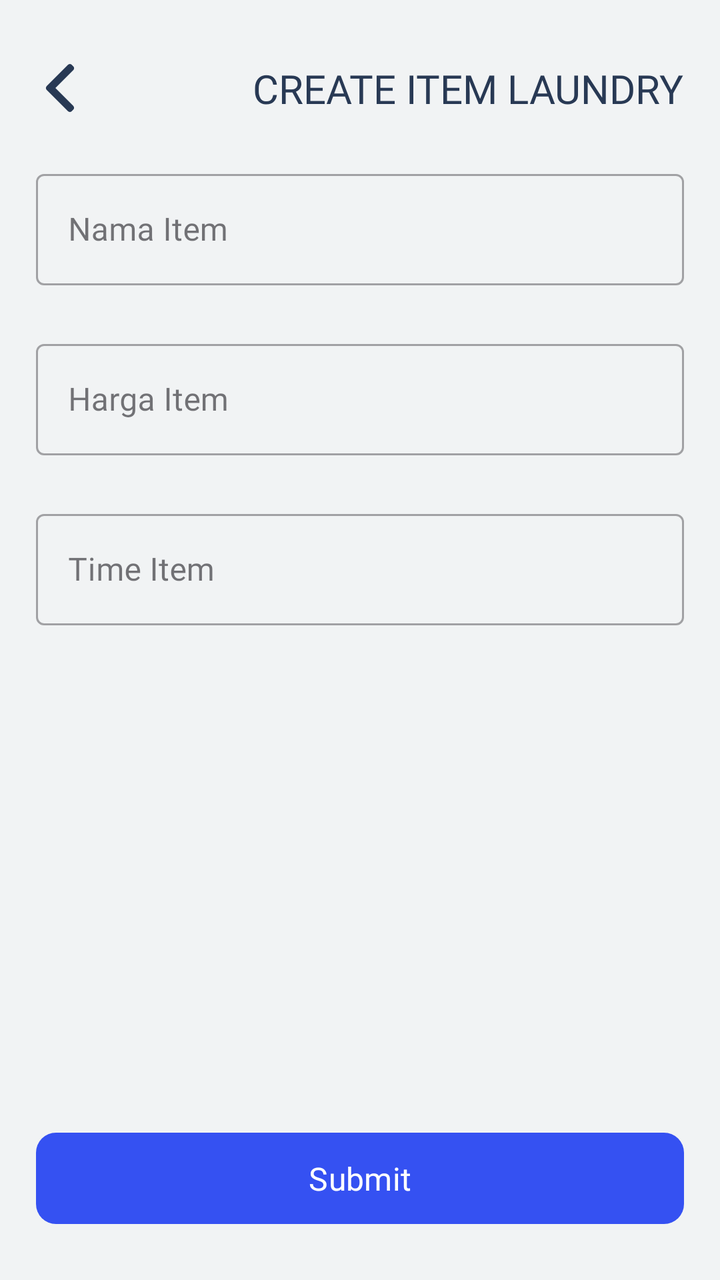
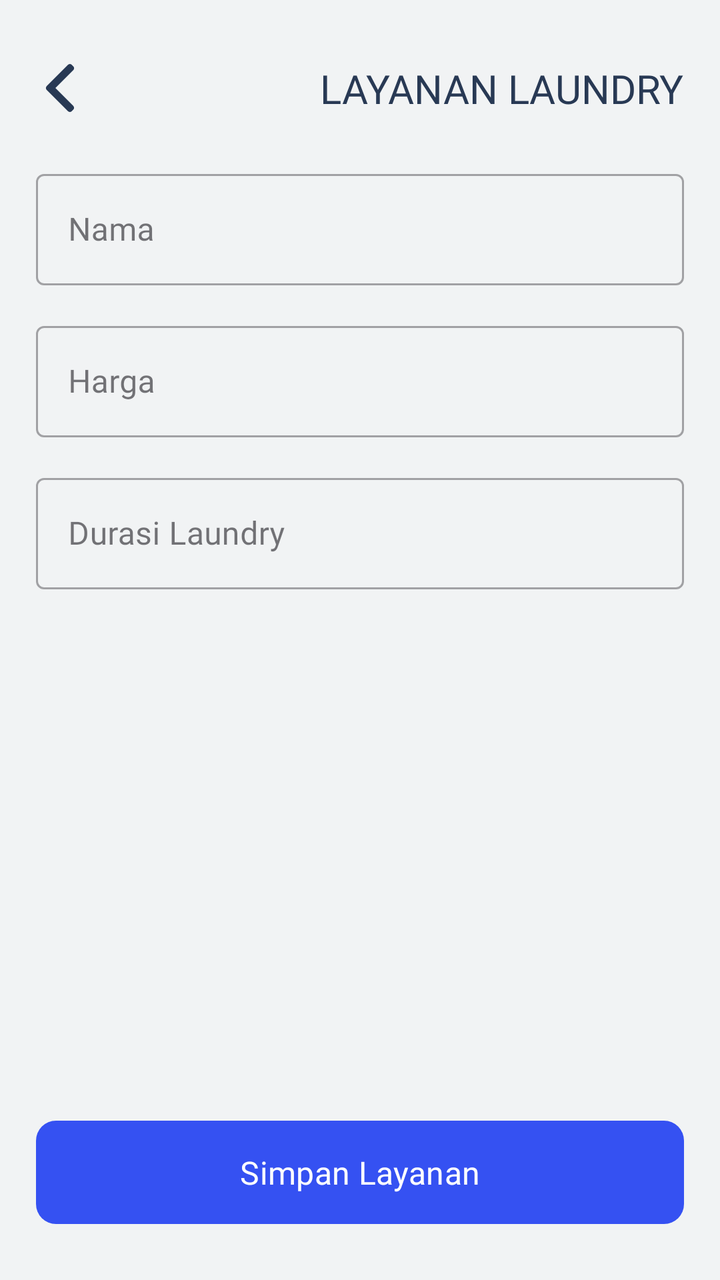

Compare the two renders of this Android layout. The source of the first and the diff that turns it into the second are given below.
<!-- AndroidManifest.xml: application theme Theme.BAGUSLAUNDRY -->
<!-- res/layout/kurir_fragment_create_item_laundry.xml -->
<?xml version="1.0" encoding="utf-8"?>
<androidx.constraintlayout.widget.ConstraintLayout
    xmlns:android="http://schemas.android.com/apk/res/android"
    xmlns:tools="http://schemas.android.com/tools"
    xmlns:app="http://schemas.android.com/apk/res-auto"
    android:layout_width="match_parent"
    android:layout_height="match_parent"
    android:background="@color/background"
    tools:context=".ui.user.CreateItemLaundryFragment">

    <androidx.constraintlayout.widget.Guideline
        android:id="@+id/guidelineTop"
        android:layout_width="match_parent"
        android:layout_height="match_parent"
        android:orientation="horizontal"
        app:layout_constraintGuide_percent="0.05" />

    <androidx.constraintlayout.widget.Guideline
        android:id="@+id/guidelineLeft"
        android:layout_width="match_parent"
        android:layout_height="match_parent"
        android:orientation="vertical"
        app:layout_constraintGuide_percent="0.05" />

    <androidx.constraintlayout.widget.Guideline
        android:id="@+id/guidelineRight"
        android:layout_width="match_parent"
        android:layout_height="match_parent"
        android:orientation="vertical"
        app:layout_constraintGuide_percent="0.95" />

    <ImageView
        android:id="@+id/arrowBack"
        android:layout_width="24dp"
        android:layout_height="24dp"
        android:contentDescription="Back arrow"
        android:src="@drawable/back"
        app:layout_constraintStart_toStartOf="@+id/guidelineLeft"
        app:layout_constraintTop_toTopOf="@+id/guidelineTop"
        app:tint="@color/blue900" />

    <TextView
        android:id="@+id/textHeaderBold"
        android:layout_width="wrap_content"
        android:layout_height="wrap_content"
        android:fontFamily="@font/inter_semibold"
        android:text="Create Item Laundry"
        android:textAllCaps="true"
        android:textColor="@color/blue900"
        android:textSize="20sp"
        app:layout_constraintTop_toTopOf="@id/arrowBack"
        app:layout_constraintBottom_toBottomOf="@id/arrowBack"
        app:layout_constraintEnd_toStartOf="@+id/guidelineRight"
        tools:layout_editor_absoluteY="30dp" />

    <com.google.android.material.textfield.TextInputLayout
        android:id="@+id/inputLayoutNamaItem"
        style="@style/Widget.MaterialComponents.TextInputLayout.OutlinedBox"
        android:layout_width="0dp"
        android:layout_height="wrap_content"
        android:layout_marginTop="24dp"
        app:layout_constraintEnd_toEndOf="@+id/guidelineRight"
        app:layout_constraintStart_toStartOf="@+id/guidelineLeft"
        app:layout_constraintTop_toBottomOf="@+id/textHeaderBold">

        <com.google.android.material.textfield.TextInputEditText
            android:id="@+id/inputNamaItem"
            android:layout_width="match_parent"
            android:layout_height="wrap_content"
            android:fontFamily="@font/inter_medium"
            android:hint="Nama Item"
            android:inputType="textPersonName"
            android:textColor="@color/black" />
    </com.google.android.material.textfield.TextInputLayout>

    <com.google.android.material.textfield.TextInputLayout
        android:id="@+id/inputLayoutHargaItem"
        style="@style/Widget.MaterialComponents.TextInputLayout.OutlinedBox"
        android:layout_width="0dp"
        android:layout_height="wrap_content"
        android:layout_marginTop="24dp"
        app:layout_constraintEnd_toEndOf="@+id/guidelineRight"
        app:layout_constraintStart_toStartOf="@+id/guidelineLeft"
        app:layout_constraintTop_toBottomOf="@+id/inputLayoutNamaItem">

        <com.google.android.material.textfield.TextInputEditText
            android:id="@+id/inputHargaItem"
            android:layout_width="match_parent"
            android:layout_height="wrap_content"
            android:fontFamily="@font/inter_medium"
            android:hint="Harga Item"
            android:inputType="numberDecimal"
            android:textColor="@color/black" />
    </com.google.android.material.textfield.TextInputLayout>

    <com.google.android.material.textfield.TextInputLayout
        android:id="@+id/inputLayoutTimeItem"
        style="@style/Widget.MaterialComponents.TextInputLayout.OutlinedBox"
        android:layout_width="0dp"
        android:layout_height="wrap_content"
        android:layout_marginTop="24dp"
        app:layout_constraintEnd_toEndOf="@+id/guidelineRight"
        app:layout_constraintStart_toStartOf="@+id/guidelineLeft"
        app:layout_constraintTop_toBottomOf="@+id/inputLayoutHargaItem">

        <com.google.android.material.textfield.TextInputEditText
            android:id="@+id/inputTimeItem"
            android:layout_width="match_parent"
            android:layout_height="wrap_content"
            android:fontFamily="@font/inter_medium"
            android:hint="Time Item"
            android:inputType="textPersonName"
            android:textColor="@color/black" />
    </com.google.android.material.textfield.TextInputLayout>

    <com.google.android.material.button.MaterialButton
        android:id="@+id/btnSubmit"
        android:layout_width="0dp"
        android:layout_height="wrap_content"
        android:layout_marginTop="32dp"
        android:text="Submit"
        android:textColor="@color/white"
        app:backgroundTint="@color/primary"
        app:cornerRadius="10dp"
        android:paddingVertical="12dp"
        android:fontFamily="@font/inter_medium"
        android:textSize="16sp"
        android:layout_marginBottom="24dp"
        app:layout_constraintBottom_toBottomOf="parent"
        app:layout_constraintEnd_toStartOf="@+id/guidelineRight"
        app:layout_constraintStart_toStartOf="@+id/guidelineLeft" />

    <com.google.android.material.progressindicator.CircularProgressIndicator
        android:id="@+id/progresBar"
        android:layout_width="wrap_content"
        android:layout_height="wrap_content"
        android:indeterminate="true"
        android:visibility="gone"
        app:layout_constraintBottom_toBottomOf="parent"
        app:layout_constraintEnd_toEndOf="parent"
        app:layout_constraintStart_toStartOf="parent"
        app:layout_constraintTop_toTopOf="parent" />

</androidx.constraintlayout.widget.ConstraintLayout>
<!-- resources referenced by this layout -->
<resources>
  <color name="background">#F1F3F4</color>
  <color name="black">#FF000000</color>
  <color name="blue900">#283954</color>
  <color name="primary">#3551F2</color>
  <color name="white">#FFFFFF</color>
  <!-- drawable back (drawable) -->
  <vector xmlns:android="http://schemas.android.com/apk/res/android"
      android:width="512dp"
      android:height="512dp"
      android:viewportWidth="492"
      android:viewportHeight="492">
    <path
        android:pathData="M198.61,246.1 L382.66,62.04c5.07,-5.06 7.86,-11.82 7.86,-19.02 0,-7.21 -2.79,-13.97 -7.86,-19.03l-16.13,-16.12C361.48,2.79 354.71,0 347.5,0s-13.96,2.79 -19.03,7.86L109.33,227.01c-5.08,5.08 -7.87,11.87 -7.85,19.08 -0.02,7.25 2.76,14.03 7.85,19.11l218.94,218.93c5.06,5.07 11.82,7.86 19.03,7.86 7.21,0 13.96,-2.79 19.03,-7.86l16.12,-16.12c10.49,-10.49 10.49,-27.57 0,-38.06L198.61,246.1z"
        android:fillColor="#283954"/>
  </vector>
  <style name="Theme.BAGUSLAUNDRY" parent="Base.Theme.BAGUSLAUNDRY" />
  <style name="Base.Theme.BAGUSLAUNDRY" parent="Theme.Material3.Light.NoActionBar">
          
          <item name="colorPrimary">@color/primary</item>
           <item name="colorAccent">@color/secondary</item>
      </style>
  <color name="secondary">#536AF4</color>
</resources>

<!-- the commit's change to res/layout/kurir_fragment_create_item_laundry.xml (unified diff, before → after) -->
@@ -44,7 +44,7 @@
         android:layout_width="wrap_content"
         android:layout_height="wrap_content"
         android:fontFamily="@font/inter_semibold"
-        android:text="Create Item Laundry"
+        android:text="Layanan Laundry"
         android:textAllCaps="true"
         android:textColor="@color/blue900"
         android:textSize="20sp"
@@ -68,7 +68,7 @@
             android:layout_width="match_parent"
             android:layout_height="wrap_content"
             android:fontFamily="@font/inter_medium"
-            android:hint="Nama Item"
+            android:hint="Nama"
             android:inputType="textPersonName"
             android:textColor="@color/black" />
     </com.google.android.material.textfield.TextInputLayout>
@@ -78,7 +78,7 @@
         style="@style/Widget.MaterialComponents.TextInputLayout.OutlinedBox"
         android:layout_width="0dp"
         android:layout_height="wrap_content"
-        android:layout_marginTop="24dp"
+        android:layout_marginTop="15dp"
         app:layout_constraintEnd_toEndOf="@+id/guidelineRight"
         app:layout_constraintStart_toStartOf="@+id/guidelineLeft"
         app:layout_constraintTop_toBottomOf="@+id/inputLayoutNamaItem">
@@ -88,7 +88,7 @@
             android:layout_width="match_parent"
             android:layout_height="wrap_content"
             android:fontFamily="@font/inter_medium"
-            android:hint="Harga Item"
+            android:hint="Harga"
             android:inputType="numberDecimal"
             android:textColor="@color/black" />
     </com.google.android.material.textfield.TextInputLayout>
@@ -98,7 +98,7 @@
         style="@style/Widget.MaterialComponents.TextInputLayout.OutlinedBox"
         android:layout_width="0dp"
         android:layout_height="wrap_content"
-        android:layout_marginTop="24dp"
+        android:layout_marginTop="15dp"
         app:layout_constraintEnd_toEndOf="@+id/guidelineRight"
         app:layout_constraintStart_toStartOf="@+id/guidelineLeft"
         app:layout_constraintTop_toBottomOf="@+id/inputLayoutHargaItem">
@@ -108,7 +108,7 @@
             android:layout_width="match_parent"
             android:layout_height="wrap_content"
             android:fontFamily="@font/inter_medium"
-            android:hint="Time Item"
+            android:hint="Durasi Laundry"
             android:inputType="textPersonName"
             android:textColor="@color/black" />
     </com.google.android.material.textfield.TextInputLayout>
@@ -118,11 +118,11 @@
         android:layout_width="0dp"
         android:layout_height="wrap_content"
         android:layout_marginTop="32dp"
-        android:text="Submit"
+        android:text="Simpan Layanan"
         android:textColor="@color/white"
         app:backgroundTint="@color/primary"
         app:cornerRadius="10dp"
-        android:paddingVertical="12dp"
+        android:paddingVertical="15dp"
         android:fontFamily="@font/inter_medium"
         android:textSize="16sp"
         android:layout_marginBottom="24dp"
